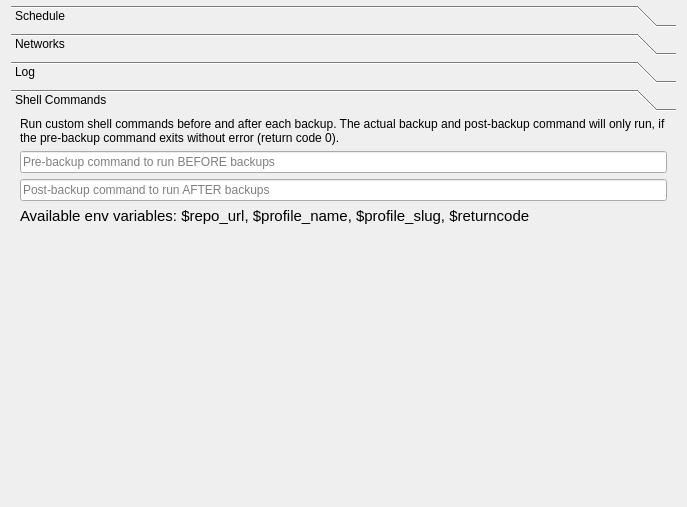
Above: src/vorta/assets/UI/scheduletab.ui from borgbase/vorta before the change. Below: the same form after it.
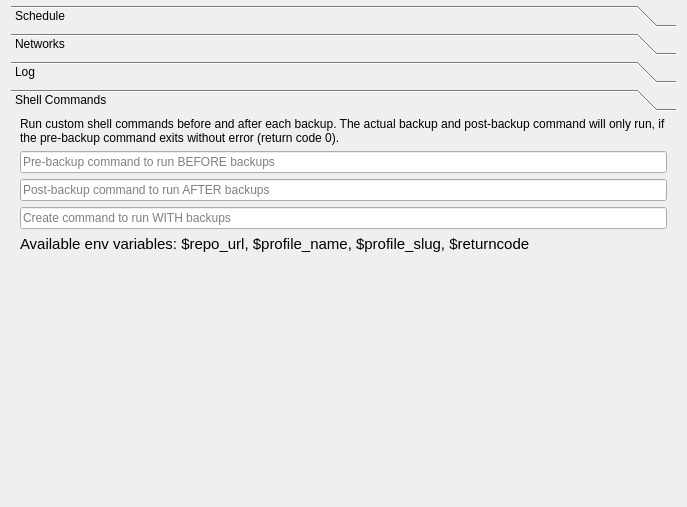
That is the form after the change. The open tabs and pages were chosen to show the change.

Commit message: Add custom create options

```diff
--- a/src/vorta/assets/UI/scheduletab.ui
+++ b/src/vorta/assets/UI/scheduletab.ui
@@ -477,8 +477,8 @@
        <rect>
         <x>0</x>
         <y>0</y>
-        <width>669</width>
-        <height>361</height>
+        <width>675</width>
+        <height>368</height>
        </rect>
       </property>
       <attribute name="label">
@@ -524,6 +524,16 @@
          </property>
         </widget>
        </item>
+       <item>
+        <widget class="QLineEdit" name="createCmdLineEdit">
+         <property name="styleSheet">
+          <string notr="true">font-family:'Courier';</string>
+         </property>
+         <property name="placeholderText">
+          <string>Create command to run WITH backups</string>
+         </property>
+        </widget>
+       </item>
        <item>
         <widget class="QLabel" name="label_6">
          <property name="font">
```
Left out of the diff: 14 changed lines with no effect on the pictures. The commit also changes 3 other files.
